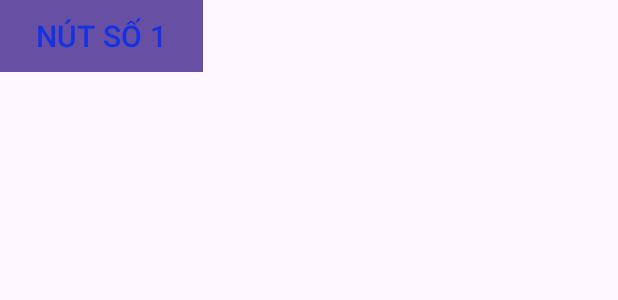
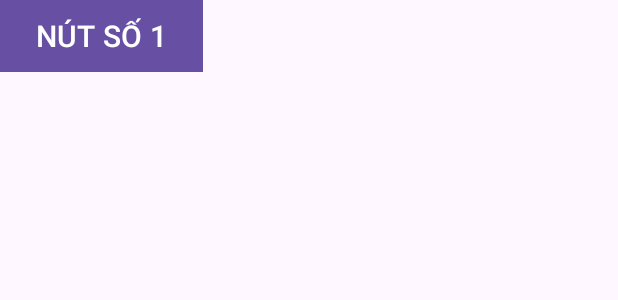
Before and after one commit to ptns-12/63139001-AndroidProgramming, an Android app: the layout activity_main.xml on its own in the app's theme, with its tools: preview values and no code run, on a phone screen of 412 x 824 dp. Shown: the top 300 px of the screen. Run offline under Robolectric (Android 15) with nearby library versions, the phone set to English and light mode, and no system bars.

Commit message:
Update activity_main.xml

```diff
--- a/VD1/app/src/main/res/layout/activity_main.xml
+++ b/VD1/app/src/main/res/layout/activity_main.xml
@@ -12,7 +12,7 @@
         android:id="@+id/nutSO1"
         android:text="NÚT SỐ 1"
         android:textSize="20dp"
-        android:textColor="#1432E2"
+        android:textColor="@color/white"
         android:background="#9C27B0"
         android:layout_width="wrap_content"
         android:layout_height="wrap_content"/>
```
